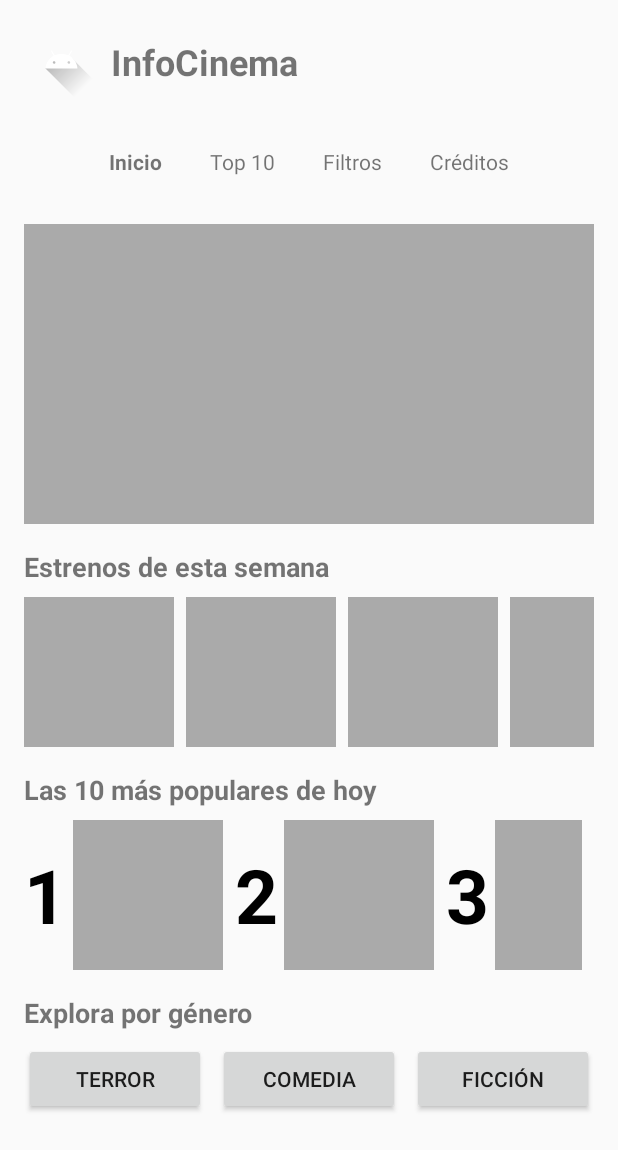
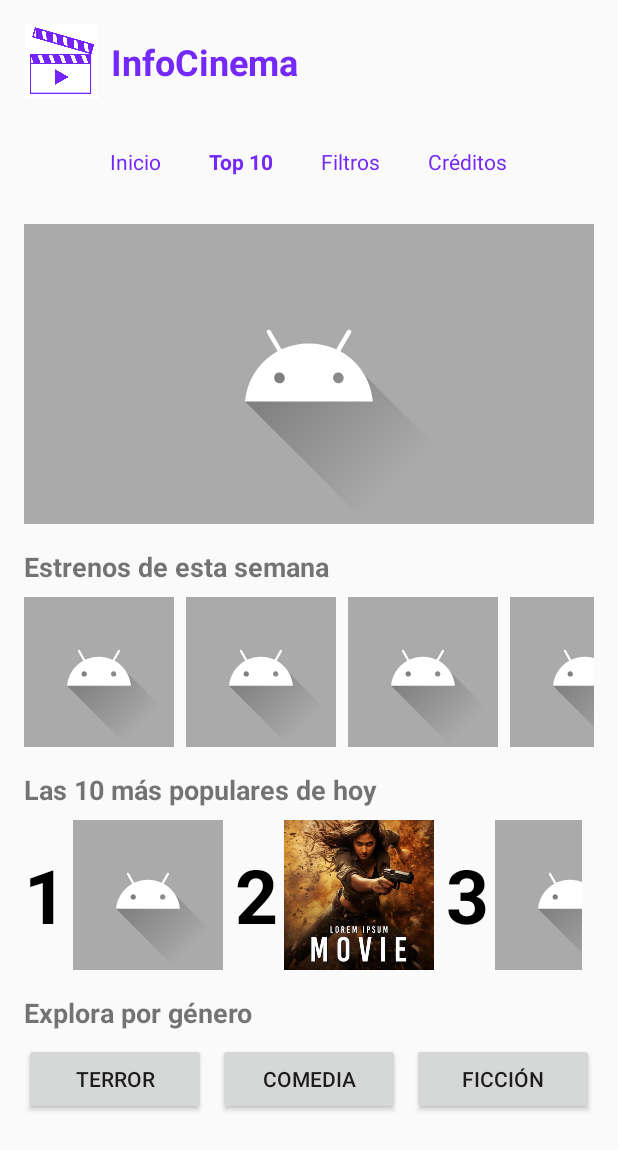
Before and after one commit to mquijanoj09/InfoCinema, an Android app built with Jetpack Compose: the layout activity_inicio_cinema.xml on its own in the app's theme, with its tools: preview values and no code run, on a phone screen of 412 x 824 dp. Shown: the top 1150 px of the screen. Run offline under Robolectric (Android 15) with nearby library versions, the light colour scheme and no system bars.

Commit message:
Colores e imagenes

```diff
--- a/app/src/main/res/layout/activity_inicio_cinema.xml
+++ b/app/src/main/res/layout/activity_inicio_cinema.xml
@@ -20,7 +20,7 @@
             android:id="@+id/logo"
             android:layout_width="50dp"
             android:layout_height="50dp"
-            android:src="@drawable/ic_launcher_foreground" />
+            android:src="@drawable/logo" />
 
         <TextView
             android:id="@+id/app_title"
@@ -29,6 +29,7 @@
             android:text="@string/app_name"
             android:textSize="24sp"
             android:textStyle="bold"
+            android:textColor="@color/purple"
             android:layout_marginStart="8dp" />
     </LinearLayout>
 
@@ -50,21 +51,24 @@
             android:layout_width="wrap_content"
             android:layout_height="wrap_content"
             android:text="@string/nav_inicio"
-            android:padding="16dp"
-            android:textStyle="bold" />
+            android:textColor="@color/purple"
+            android:padding="16dp" />
 
         <TextView
             android:id="@+id/nav_top_10"
             android:layout_width="wrap_content"
             android:layout_height="wrap_content"
             android:text="@string/nav_top_10"
-            android:padding="16dp" />
+            android:textColor="@color/purple"
+            android:padding="16dp"
+            android:textStyle="bold"/>
 
         <TextView
             android:id="@+id/nav_filtros"
             android:layout_width="wrap_content"
             android:layout_height="wrap_content"
             android:text="@string/nav_filtros"
+            android:textColor="@color/purple"
             android:padding="16dp" />
 
         <TextView
@@ -72,6 +76,7 @@
             android:layout_width="wrap_content"
             android:layout_height="wrap_content"
             android:text="@string/nav_creditos"
+            android:textColor="@color/purple"
             android:padding="16dp" />
     </LinearLayout>
 
@@ -84,6 +89,7 @@
         app:layout_constraintTop_toBottomOf="@id/nav_bar"
         app:layout_constraintStart_toStartOf="parent"
         app:layout_constraintEnd_toEndOf="parent"
+        android:src="@drawable/ic_launcher_foreground"
         android:layout_marginTop="16dp" />
 
     <!-- Section: Estrenos de esta semana -->
@@ -112,6 +118,7 @@
             android:id="@+id/estreno_1"
             android:layout_width="100dp"
             android:layout_height="100dp"
+            android:src="@drawable/ic_launcher_foreground"
             android:layout_marginEnd="8dp"
             android:background="@android:color/darker_gray" />
 
@@ -120,12 +127,14 @@
             android:layout_width="100dp"
             android:layout_height="100dp"
             android:background="@android:color/darker_gray"
+            android:src="@drawable/ic_launcher_foreground"
             android:layout_marginEnd="8dp" />
 
         <ImageView
             android:id="@+id/estreno_3"
             android:layout_width="100dp"
             android:layout_height="100dp"
+            android:src="@drawable/ic_launcher_foreground"
             android:background="@android:color/darker_gray"
             android:layout_marginEnd="8dp" />
 
@@ -133,6 +142,7 @@
             android:id="@+id/estreno_4"
             android:layout_width="100dp"
             android:layout_height="100dp"
+            android:src="@drawable/ic_launcher_foreground"
             android:background="@android:color/darker_gray" />
     </LinearLayout>
 
@@ -180,6 +190,7 @@
                 android:id="@+id/top_1_image"
                 android:layout_width="100dp"
                 android:layout_height="100dp"
+                android:src="@drawable/ic_launcher_foreground"
                 android:layout_marginStart="4dp"
                 android:background="@android:color/darker_gray" />
         </LinearLayout>
@@ -205,6 +216,8 @@
                 android:id="@+id/top_2_image"
                 android:layout_width="100dp"
                 android:layout_height="100dp"
+                android:src="@drawable/pelicula1"
+                android:scaleType="centerCrop"
                 android:layout_marginStart="4dp"
                 android:background="@android:color/darker_gray" />
         </LinearLayout>
@@ -231,6 +244,7 @@
                 android:layout_width="100dp"
                 android:layout_height="100dp"
                 android:layout_marginStart="4dp"
+                android:src="@drawable/ic_launcher_foreground"
                 android:background="@android:color/darker_gray" />
         </LinearLayout>
 
--- a/app/src/main/res/values/colors.xml
+++ b/app/src/main/res/values/colors.xml
@@ -1,6 +1,7 @@
 <?xml version="1.0" encoding="utf-8"?>
 <resources>
     <color name="purple_200">#FFBB86FC</color>
+    <color name="purple">#7428fa</color>
     <color name="purple_500">#FF6200EE</color>
     <color name="purple_700">#FF3700B3</color>
     <color name="teal_200">#FF03DAC5</color>
```
Also changed, not shown: app/src/main/java/com/example/infocinemaupb/InicioActivity.kt (+75 -1 lines), app/src/main/res/layout/activity_creditos.xml (+10 -5 lines), app/src/main/res/layout/activity_filtros.xml (+9 -4 lines), app/src/main/res/layout/activity_main.xml (+4 -3 lines), app/src/main/res/layout/activity_top10.xml (+102 -86 lines), app/src/main/res/drawable/logo.png (added), app/src/main/res/drawable/pelicula1.png (added).
